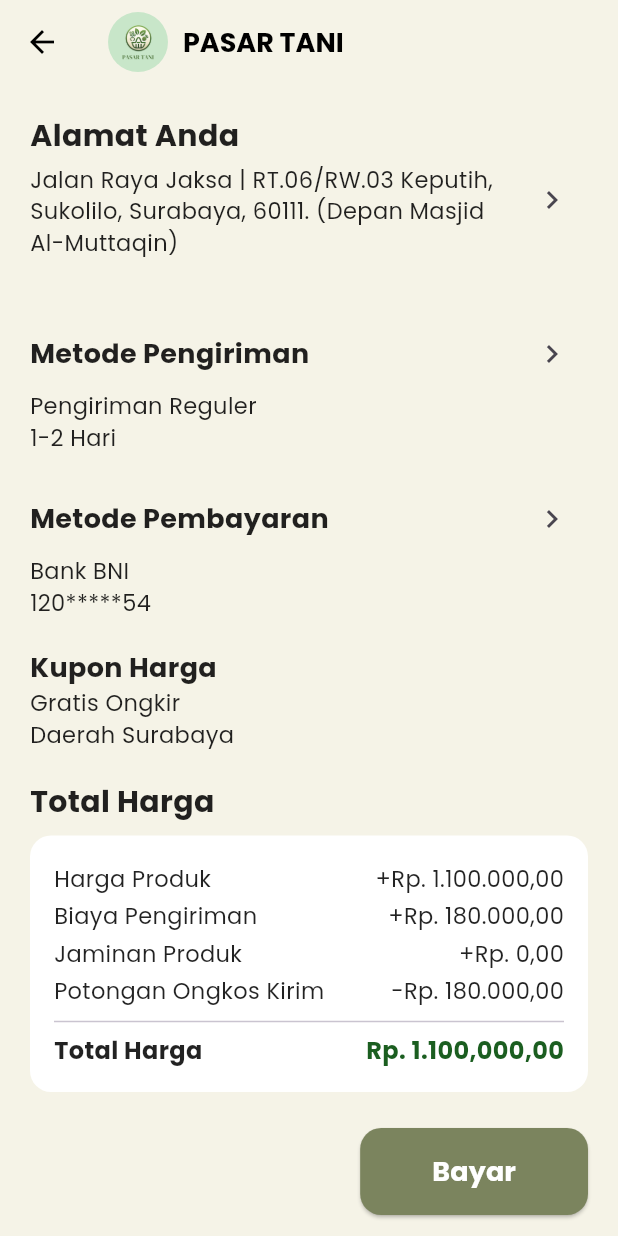
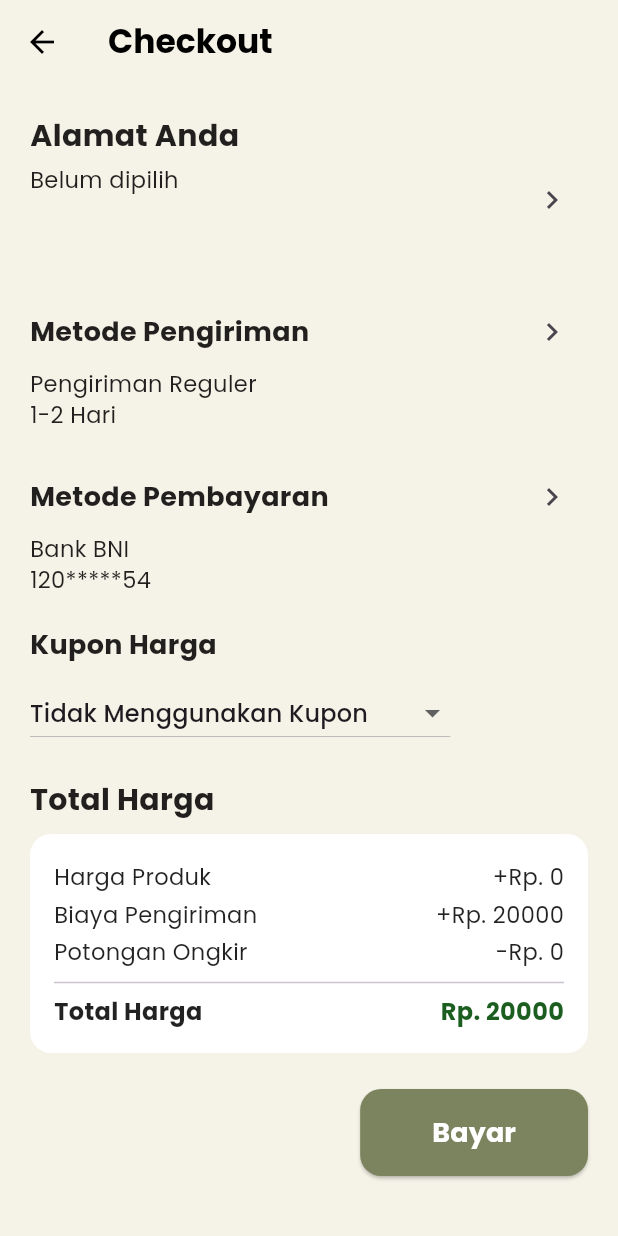
Before and after one commit to anisaideliaa/FPTekberGroup3, a Flutter app: the CheckoutPage screen opened directly with empty values, on a phone screen of 412 x 824 dp. Run offline on Flutter 3.47's test engine with Material 3 defaults, Android fonts, the phone set to English and light mode, and no system bars; our stand-ins replace cloud_firestore, file_picker, firebase_core, flutter_map, latlong2; accounts and stored records are empty.

Commit message:
update: initialized integrated map in Checkout page.dart and resolve price logic in checkout

```diff
--- a/lib/Pages/CheckoutPage.dart
+++ b/lib/Pages/CheckoutPage.dart
@@ -1,29 +1,31 @@
 import 'package:flutter/material.dart';
 import '../providers/cart_provider.dart';
 import 'PembayaranPage.dart';
+import 'PilihLokasiPage.dart';
+import 'package:latlong2/latlong.dart';
 
-class CheckoutPage extends StatelessWidget {
+class CheckoutPage extends StatefulWidget {
   final CartProvider cartProvider;
 
   const CheckoutPage({Key? key, required this.cartProvider}) : super(key: key);
 
   @override
+  State<CheckoutPage> createState() => _CheckoutPageState();
+}
+
+class _CheckoutPageState extends State<CheckoutPage> {
+  bool gunakanKupon = false;
+  String selectedAddress = 'Belum dipilih';
+
+  @override
   Widget build(BuildContext context) {
-    final address =
-        'Jalan Raya Jaksa | RT.06/RW.03 Keputih, Sukolilo, Surabaya, 60111. (Depan Masjid Al-Muttaqin)';
-    final shippingMethod = 'Pengiriman Reguler\n1-2 Hari';
-    final paymentMethod = 'Bank BNI\n120*****54';
-    final coupon = 'Gratis Ongkir\nDaerah Surabaya';
+    final shippingFee = 20000;
+    final shippingDiscount = gunakanKupon ? shippingFee : 0;
 
-    final cartItem =
-        cartProvider.items.isNotEmpty ? cartProvider.items[0] : null;
+    final productTotal = widget.cartProvider.totalPrice;
+    final totalPrice = productTotal + shippingFee - shippingDiscount;
 
-    final productPrice = 1100000;
-    final shippingFee = 180000;
-    final guarantee = 0;
-    final shippingDiscount = 180000;
-    final totalPrice =
-        productPrice + shippingFee + guarantee - shippingDiscount;
+    final cartItems = widget.cartProvider.items;
 
     return Scaffold(
       backgroundColor: const Color(0xFFF5F3E7),
@@ -34,181 +36,70 @@ class CheckoutPage extends StatelessWidget {
           icon: const Icon(Icons.arrow_back, color: Colors.black),
           onPressed: () => Navigator.pop(context),
         ),
-        title: Row(
-          children: [
-            ClipOval(
-              child: Container(
-                width: 40,
-                height: 40,
-                color: Colors.green[100],
-                child: Image.asset(
-                  'assets/LogoPasarTani.png',
-                  fit: BoxFit.cover,
-                  errorBuilder: (_, __, ___) =>
-                      const Icon(Icons.eco, color: Colors.green, size: 24),
-                ),
-              ),
-            ),
-            const SizedBox(width: 10),
-            const Text(
-              'PASAR TANI',
-              style: TextStyle(
-                color: Colors.black,
-                fontSize: 18,
-                fontWeight: FontWeight.bold,
-              ),
-            ),
-          ],
-        ),
+        title: const Text('Checkout'),
       ),
       body: SingleChildScrollView(
         padding: const EdgeInsets.all(20),
         child: Column(
           crossAxisAlignment: CrossAxisAlignment.start,
           children: [
-            const Text(
-              'Alamat Anda',
-              style: TextStyle(fontSize: 20, fontWeight: FontWeight.bold),
-            ),
+            const Text('Alamat Anda',
+                style: TextStyle(fontSize: 20, fontWeight: FontWeight.bold)),
             const SizedBox(height: 4),
             Row(
               crossAxisAlignment: CrossAxisAlignment.start,
               children: [
                 Expanded(
-                  child: Text(
-                    address,
-                    style: const TextStyle(fontSize: 15),
-                  ),
-                ),
+                    child: Text(selectedAddress,
+                        style: const TextStyle(fontSize: 15))),
                 IconButton(
                   icon: const Icon(Icons.chevron_right),
-                  onPressed: () {},
+                  onPressed: () async {
+                    final result = await Navigator.push<String>(
+                      context,
+                      MaterialPageRoute(
+                        builder: (_) => const PilihLokasiPage(),
+                      ),
+                    );
+                    if (result != null && result.isNotEmpty) {
+                      setState(() {
+                        selectedAddress = result;
+                      });
+                    }
+                  },
                 ),
               ],
             ),
             const SizedBox(height: 16),
-            if (cartItem != null)
-              Container(
-                decoration: BoxDecoration(
-                  color: const Color(0xFFB6BC8A),
-                  borderRadius: BorderRadius.circular(18),
-                ),
-                padding: const EdgeInsets.all(16),
-                child: Row(
-                  children: [
-                    Container(
-                      width: 70,
-                      height: 70,
-                      decoration: BoxDecoration(
-                        color: Colors.white,
-                        borderRadius: BorderRadius.circular(8),
-                      ),
-                      child: cartItem.product.image.startsWith('http')
-                          ? Image.network(cartItem.product.image,
-                              fit: BoxFit.cover)
-                          : Center(
-                              child: Text(
-                                cartItem.product.image,
-                                style: const TextStyle(fontSize: 36),
-                              ),
-                            ),
-                    ),
-                    const SizedBox(width: 16),
-                    Expanded(
-                      child: Column(
-                        crossAxisAlignment: CrossAxisAlignment.start,
-                        children: [
-                          const Text(
-                            'CV. Maju Jaya Hasil Tani, Blok M',
-                            style: TextStyle(
-                              color: Colors.black87,
-                              fontWeight: FontWeight.bold,
-                              fontSize: 13,
-                            ),
-                          ),
-                          const SizedBox(height: 4),
-                          Text(
-                            cartItem.product.name,
-                            style: const TextStyle(
-                              fontSize: 16,
-                              fontWeight: FontWeight.w500,
-                            ),
-                          ),
-                        ],
-                      ),
-                    ),
-                    Column(
-                      children: [
-                        Container(
-                          padding: const EdgeInsets.symmetric(
-                              horizontal: 16, vertical: 4),
-                          decoration: BoxDecoration(
-                            color: Colors.white,
-                            borderRadius: BorderRadius.circular(12),
-                          ),
-                          child: Text(
-                            '${cartItem.quantity} Unit',
-                            style: const TextStyle(
-                              fontWeight: FontWeight.bold,
-                              fontSize: 14,
-                            ),
-                          ),
-                        ),
-                      ],
-                    ),
-                  ],
-                ),
-              ),
+            ...cartItems.map((item) => _buildCartItem(item)).toList(),
             const SizedBox(height: 24),
-            Row(
-              mainAxisAlignment: MainAxisAlignment.spaceBetween,
-              children: [
-                const Text(
-                  'Metode Pengiriman',
-                  style: TextStyle(fontSize: 18, fontWeight: FontWeight.bold),
-                ),
-                IconButton(
-                  icon: const Icon(Icons.chevron_right),
-                  onPressed: () {},
-                ),
+            _sectionTitle('Metode Pengiriman'),
+            const Text('Pengiriman Reguler\n1-2 Hari',
+                style: TextStyle(fontSize: 15)),
+            const SizedBox(height: 20),
+            _sectionTitle('Metode Pembayaran'),
+            const Text('Bank BNI\n120*****54', style: TextStyle(fontSize: 15)),
+            const SizedBox(height: 20),
+            const Text('Kupon Harga',
+                style: TextStyle(fontSize: 18, fontWeight: FontWeight.bold)),
+            const SizedBox(height: 8),
+            DropdownButton<bool>(
+              value: gunakanKupon,
+              items: const [
+                DropdownMenuItem(
+                    value: false, child: Text('Tidak Menggunakan Kupon')),
+                DropdownMenuItem(
+                    value: true, child: Text('Gratis Ongkir Daerah Surabaya')),
               ],
-            ),
-            Text(
-              shippingMethod,
-              style: const TextStyle(fontSize: 15),
+              onChanged: (value) {
+                setState(() {
+                  gunakanKupon = value!;
+                });
+              },
             ),
             const SizedBox(height: 20),
-            Row(
-              mainAxisAlignment: MainAxisAlignment.spaceBetween,
-              children: [
-                const Text(
-                  'Metode Pembayaran',
-                  style: TextStyle(fontSize: 18, fontWeight: FontWeight.bold),
-                ),
-                IconButton(
-                  icon: const Icon(Icons.chevron_right),
-                  onPressed: () {},
-                ),
-              ],
-            ),
-            Text(
-              paymentMethod,
-              style: const TextStyle(fontSize: 15),
-            ),
-            const SizedBox(height: 20),
-            const Text(
-              'Kupon Harga',
-              style: TextStyle(fontSize: 18, fontWeight: FontWeight.bold),
-            ),
-            Text(
-              coupon,
-              style: const TextStyle(fontSize: 15),
-            ),
-            const SizedBox(height: 20),
-            const Text(
-              'Total Harga',
-              style: TextStyle(fontSize: 20, fontWeight: FontWeight.bold),
-            ),
+            const Text('Total Harga',
+                style: TextStyle(fontSize: 20, fontWeight: FontWeight.bold)),
             const SizedBox(height: 8),
             Container(
               padding: const EdgeInsets.all(16),
@@ -218,28 +109,23 @@ class CheckoutPage extends StatelessWidget {
               ),
               child: Column(
                 children: [
-                  _priceRow('Harga Produk', '+Rp. 1.100.000,00'),
-                  _priceRow('Biaya Pengiriman', '+Rp. 180.000,00'),
-                  _priceRow('Jaminan Produk', '+Rp. 0,00'),
-                  _priceRow('Potongan Ongkos Kirim', '-Rp. 180.000,00'),
+                  _priceRow('Harga Produk',
+                      '+Rp. ${productTotal.toStringAsFixed(0)}'),
+                  _priceRow('Biaya Pengiriman', '+Rp. $shippingFee'),
+                  _priceRow('Potongan Ongkir', '-Rp. $shippingDiscount'),
                   const Divider(),
                   Row(
                     mainAxisAlignment: MainAxisAlignment.spaceBetween,
                     children: [
-                      const Text(
-                        'Total Harga',
+                      const Text('Total Harga',
+                          style: TextStyle(
+                              fontWeight: FontWeight.bold, fontSize: 16)),
+                      Text(
+                        'Rp. ${totalPrice.toStringAsFixed(0)}',
                         style: TextStyle(
-                          fontWeight: FontWeight.bold,
-                          fontSize: 16,
-                        ),
-                      ),
-                      Text(
-                        'Rp. ${totalPrice.toStringAsFixed(2).replaceAllMapped(RegExp(r'(\d)(?=(\d{3})+\.)'), (match) => '${match[1]}.').replaceAll('.00', ',00')}',
-                        style: TextStyle(
-                          fontWeight: FontWeight.bold,
-                          fontSize: 16,
-                          color: Colors.green[900],
-                        ),
+                            fontWeight: FontWeight.bold,
+                            fontSize: 16,
+                            color: Colors.green[900]),
                       ),
                     ],
                   ),
@@ -264,8 +150,8 @@ class CheckoutPage extends StatelessWidget {
                       context,
                       MaterialPageRoute(
                         builder: (_) => PembayaranPage(
-                          cartProvider: cartProvider,
-                          totalHarga: totalPrice.toDouble(),
+                          cartProvider: widget.cartProvider,
+                          totalHarga: totalPrice,
                         ),
                       ),
                     );
@@ -287,16 +173,97 @@ class CheckoutPage extends StatelessWidget {
     );
   }
 
-  Widget _priceRow(String label, String value) {
-    return Padding(
-      padding: const EdgeInsets.symmetric(vertical: 2),
+  Widget _buildCartItem(cartItem) {
+    return Container(
+      margin: const EdgeInsets.only(bottom: 12),
+      decoration: BoxDecoration(
+        color: const Color(0xFFB6BC8A),
+        borderRadius: BorderRadius.circular(18),
+      ),
+      padding: const EdgeInsets.all(16),
       child: Row(
-        mainAxisAlignment: MainAxisAlignment.spaceBetween,
         children: [
-          Text(label, style: const TextStyle(fontSize: 15)),
-          Text(value, style: const TextStyle(fontSize: 15)),
+          Container(
+            width: 70,
+            height: 70,
+            decoration: BoxDecoration(
+              color: Colors.white,
+              borderRadius: BorderRadius.circular(8),
+            ),
+            child: cartItem.product.image.startsWith('http')
+                ? Image.network(cartItem.product.image, fit: BoxFit.cover)
+                : Center(
+                    child: Text(cartItem.product.image,
+                        style: const TextStyle(fontSize: 36)),
+                  ),
+          ),
+          const SizedBox(width: 16),
+          Expanded(
+            child: Column(
+              crossAxisAlignment: CrossAxisAlignment.start,
+              children: [
+                Text(cartItem.product.seller,
+                    style: const TextStyle(
+                        color: Colors.black87,
+                        fontWeight: FontWeight.bold,
+                        fontSize: 13)),
+                const SizedBox(height: 4),
+                Text(cartItem.product.name,
+                    style: const TextStyle(
+                        fontSize: 16, fontWeight: FontWeight.w500)),
+                const SizedBox(height: 8),
+                Row(
+                  children: [
+                    IconButton(
+                      icon: const Icon(Icons.remove_circle_outline),
+                      onPressed: () {
+                        setState(() {
+                          if (cartItem.quantity > 1) {
+                            cartItem.quantity--;
+                          } else {
+                            widget.cartProvider.removeItem(cartItem.product.id);
+                          }
+                        });
+                      },
+                    ),
+                    Text('${cartItem.quantity}',
+                        style: const TextStyle(fontSize: 16)),
+                    IconButton(
+                      icon: const Icon(Icons.add_circle_outline),
+                      onPressed: () {
+                        setState(() {
+                          cartItem.quantity++;
+                        });
+                      },
+                    ),
+                  ],
+                ),
+              ],
+            ),
+          ),
         ],
       ),
     );
   }
+
+  Widget _sectionTitle(String title) => Row(
+        mainAxisAlignment: MainAxisAlignment.spaceBetween,
+        children: [
+          Text(title,
+              style:
+                  const TextStyle(fontSize: 18, fontWeight: FontWeight.bold)),
+          IconButton(icon: const Icon(Icons.chevron_right), onPressed: () {}),
+        ],
+      );
+
+  Widget _priceRow(String label, String value) => Padding(
+        padding: const EdgeInsets.symmetric(vertical: 2),
+        child: Row(
+          mainAxisAlignment: MainAxisAlignment.spaceBetween,
+          children: [
+            Text(label, style: const TextStyle(fontSize: 15)),
+            Text(value, style: const TextStyle(fontSize: 15)),
+          ],
+        ),
+      );
 }
--- a/pubspec.yaml
+++ b/pubspec.yaml
@@ -24,6 +24,12 @@ dependencies:
   file_picker: ^6.1.1
   image_picker: ^1.0.7
   image_picker_for_web: ^3.0.4
+
+  # Maps & Location
+  flutter_map: ^6.1.0
+  latlong2: ^0.9.0
+  geocoding: ^2.1.0
+  http: ^1.2.1
 
 dev_dependencies:
   flutter_test:
```
Also changed, not shown: lib/Pages/PilihLokasiPage.dart (added, +119 -0 lines), lib/main.dart (+6 -3 lines), pubspec.lock.
